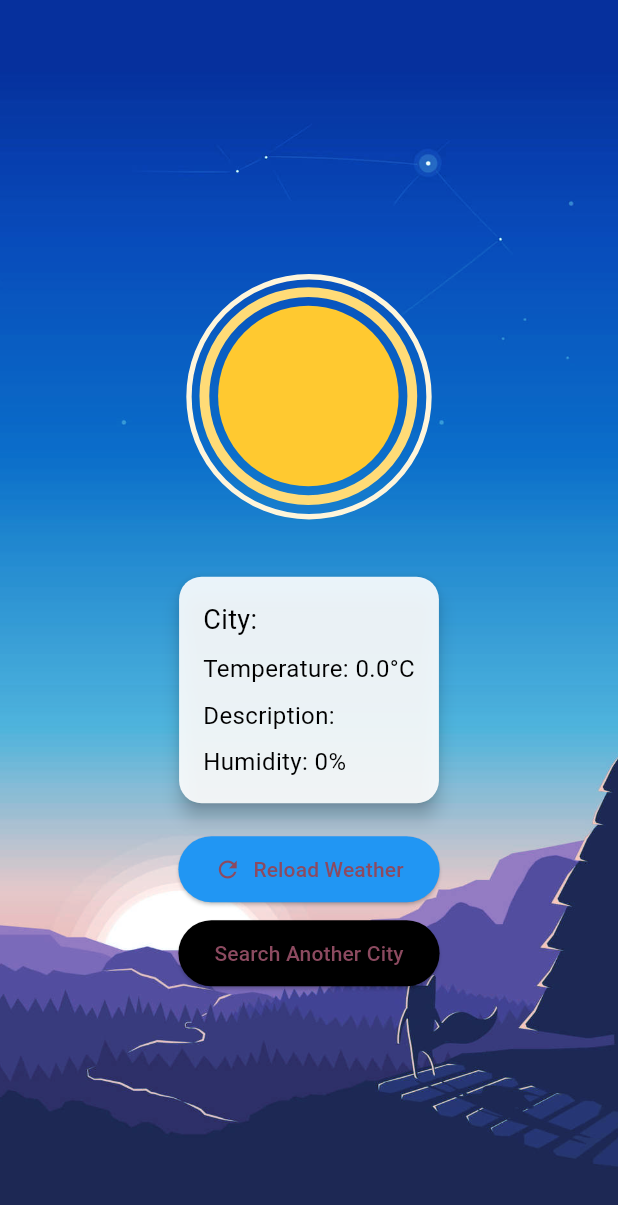
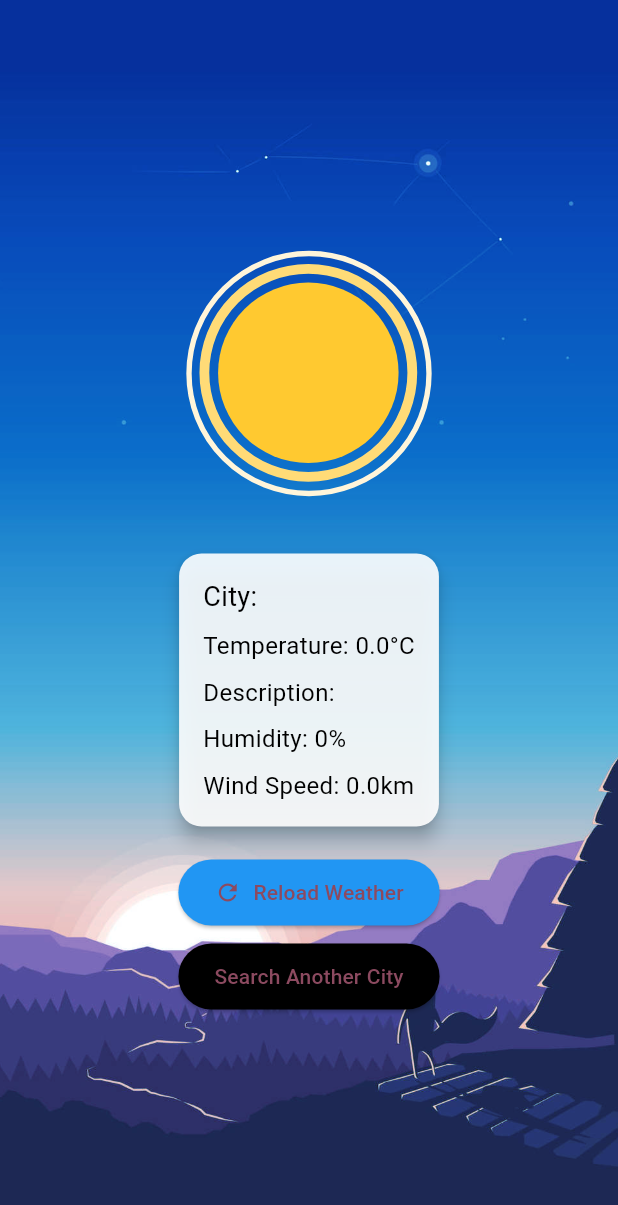
Before and after one commit to yyuvraj54/WA_Flutter, a Flutter app: the WeatherDetailsScreen screen opened directly with empty values, on a phone screen of 412 x 824 dp. Shown: the top 1205 px of the screen. Run offline on Flutter 3.47's test engine with Material 3 defaults, Android fonts, the phone set to English and light mode, and no system bars; our stand-ins replace geocoding, geolocator, lottie, shared_preferences; accounts and stored records are empty.

```diff
--- a/lib/main.dart
+++ b/lib/main.dart
@@ -18,7 +18,7 @@ class MyApp extends StatelessWidget {
 
       ],
       child: MaterialApp(
-        title: 'Flutter Demo',
+        title: 'Flutter Weather App',
         theme: ThemeData(
           colorScheme: ColorScheme.fromSeed(seedColor: Colors.black),
           useMaterial3: true,
--- a/lib/src/models/weather_model.dart
+++ b/lib/src/models/weather_model.dart
@@ -5,6 +5,7 @@ class Weather {
   final String description;
   final double windSpeed;
   final int humidity;
+
 
   Weather({
     required this.cityName,
--- a/lib/src/provider/weather_provider.dart
+++ b/lib/src/provider/weather_provider.dart
@@ -14,7 +14,9 @@ class weatherProvider extends ChangeNotifier {
     try {
       Weather fetchedWeather = await weatherService.getWeather(cityName);
       weather = fetchedWeather;
-      print(weather);
+      print(weather?.cityName);
+      print(weather?.temperature);
+      print(weather?.description);
     } catch (e) {
       print('Error fetching weather data: $e');
     } finally {
--- a/lib/src/screens/weather_details_screen.dart
+++ b/lib/src/screens/weather_details_screen.dart
@@ -7,24 +7,25 @@ String getWeatherAnimation(String mainCondition) {
     case 'clouds':
     case 'mist':
     case 'smoke':
+    case 'overcast clouds':
     case 'haze':
     case 'dust':
     case 'fog':
-      return 'assets/cloud.json'; // Return cloud animation for these conditions
+      return 'assets/cloud.json';
 
     case 'rain':
     case 'drizzle':
     case 'shower rain':
-      return 'assets/rain.json'; // Return rain animation for these conditions
+      return 'assets/rain.json';
 
     case 'thunderstorm':
-      return 'assets/thunder.json'; // Return thunderstorm animation for this condition
+      return 'assets/thunder.json';
 
     case 'clear':
-      return 'assets/sunny.json'; // Return sunny animation for clear condition
+      return 'assets/sunny.json';
 
     default:
-      return 'assets/sunny.json'; // Default to sunny animation for unknown conditions
+      return 'assets/sunny.json';
   }
 }
 
@@ -100,6 +101,11 @@ class WeatherDetailsScreen extends StatelessWidget {
                               'Humidity: ${weather.humidity.toString()}%',
                               style: TextStyle(fontSize: 16, color: Colors.black),
                             ),
+                            SizedBox(height: 8.0),
+                            Text(
+                              'Wind Speed: ${weather.windSpeed.toString()}km',
+                              style: TextStyle(fontSize: 16, color: Colors.black),
+                            ),
                           ],
                         ),
                       ),
```
Also changed, not shown: lib/src/screens/home_screen.dart (+144 -22 lines).
